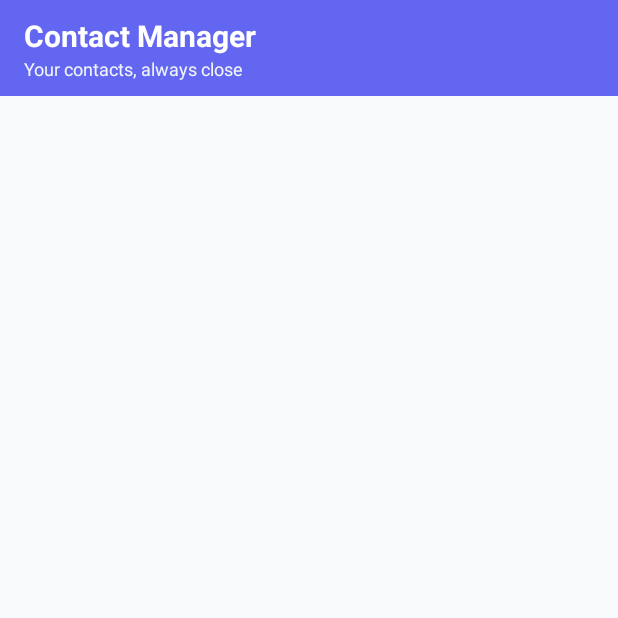
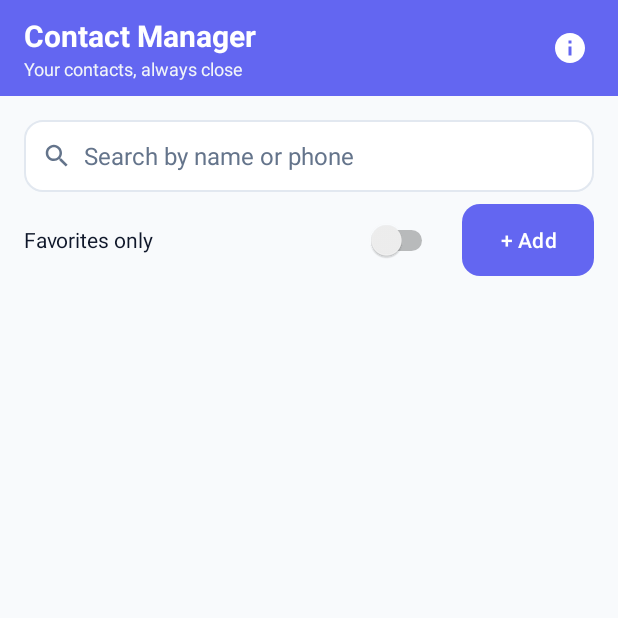
Before and after one commit to ziadshady15/Mobile-Project-26, an Android app: the screen it shows after launch (MainActivity), on a phone screen of 412 x 824 dp, the top half of it. Run offline under Robolectric (Android 15) with nearby library versions, the phone set to English and light mode, and no system bars.

Commit message:
Finished MainActivity xml-drawables-strings

```diff
--- /dev/null
+++ b/app/src/main/res/drawable/bg_input.xml
@@ -0,0 +1,10 @@
+<?xml version="1.0" encoding="utf-8"?>
+<!-- Rounded input field -->
+<shape xmlns:android="http://schemas.android.com/apk/res/android"
+    android:shape="rectangle">
+    <solid android:color="@color/surface" />
+    <stroke
+        android:width="1dp"
+        android:color="@color/divider" />
+    <corners android:radius="@dimen/corner_radius" />
+</shape>
--- /dev/null
+++ b/app/src/main/res/drawable/ic_info.xml
@@ -0,0 +1,11 @@
+<?xml version="1.0" encoding="utf-8"?>
+<!--Details icon-->
+<vector xmlns:android="http://schemas.android.com/apk/res/android"
+    android:width="24dp"
+    android:height="24dp"
+    android:viewportWidth="24"
+    android:viewportHeight="24">
+    <path
+        android:fillColor="@color/white"
+        android:pathData="M12,2C6.48,2 2,6.48 2,12s4.48,10 10,10 10,-4.48 10,-10S17.52,2 12,2zM13,17h-2v-6h2v6zM13,9h-2V7h2v2z" />
+</vector>
--- /dev/null
+++ b/app/src/main/res/drawable/ic_person.xml
@@ -0,0 +1,11 @@
+<?xml version="1.0" encoding="utf-8"?>
+<!-- person icon-->
+<vector xmlns:android="http://schemas.android.com/apk/res/android"
+    android:width="24dp"
+    android:height="24dp"
+    android:viewportWidth="24"
+    android:viewportHeight="24">
+    <path
+        android:fillColor="@color/text_secondary"
+        android:pathData="M12,12c2.21,0 4,-1.79 4,-4s-1.79,-4 -4,-4 -4,1.79 -4,4 1.79,4 4,4zM12,14c-2.67,0 -8,1.34 -8,4v2h16v-2c0,-2.66 -5.33,-4 -8,-4z" />
+</vector>
--- /dev/null
+++ b/app/src/main/res/drawable/ic_search.xml
@@ -0,0 +1,11 @@
+<?xml version="1.0" encoding="utf-8"?>
+<!-- Search icon-->
+<vector xmlns:android="http://schemas.android.com/apk/res/android"
+    android:width="24dp"
+    android:height="24dp"
+    android:viewportWidth="24"
+    android:viewportHeight="24">
+    <path
+        android:fillColor="@color/text_secondary"
+        android:pathData="M15.5,14h-0.79l-0.28,-0.27C15.41,12.59 16,11.11 16,9.5 16,5.91 13.09,3 9.5,3S3,5.91 3,9.5 5.91,16 9.5,16c1.61,0 3.09,-0.59 4.23,-1.57l0.27,0.28v0.79l5,4.99L20.49,19l-4.99,-5zM9.5,14C7.01,14 5,11.99 5,9.5S7.01,5 9.5,5 14,7.01 14,9.5 11.99,14 9.5,14z" />
+</vector>
--- a/app/src/main/res/layout/activity_main.xml
+++ b/app/src/main/res/layout/activity_main.xml
@@ -45,5 +45,135 @@
             android:textColor="@color/surface_variant"
             android:textSize="12sp" />
     </LinearLayout>
+        <ImageButton
+            android:id="@+id/btn_about"
+            android:layout_width="48dp"
+            android:layout_height="48dp"
+            android:background="?attr/selectableItemBackgroundBorderless"
+            android:contentDescription="@string/cd_about"
+            android:src="@drawable/ic_info" />
+    </LinearLayout>
+    <!-- Search bar -->
+    <LinearLayout
+        android:layout_width="match_parent"
+        android:layout_height="48dp"
+        android:layout_marginStart="16dp"
+        android:layout_marginTop="16dp"
+        android:layout_marginEnd="16dp"
+        android:background="@drawable/bg_input"
+        android:gravity="center_vertical"
+        android:orientation="horizontal"
+        android:paddingStart="12dp"
+        android:paddingEnd="12dp">
+
+        <ImageView
+            android:layout_width="20dp"
+            android:layout_height="20dp"
+            android:contentDescription="@string/cd_search"
+            android:src="@drawable/ic_search" />
+
+        <EditText
+            android:id="@+id/et_search"
+            android:layout_width="match_parent"
+            android:layout_height="match_parent"
+            android:layout_marginStart="8dp"
+            android:background="@null"
+            android:hint="@string/hint_search"
+            android:importantForAutofill="no"
+            android:inputType="text"
+            android:maxLines="1"
+            android:textColor="@color/text_primary"
+            android:textColorHint="@color/text_secondary"
+            android:textSize="16sp" />
+    </LinearLayout>
+
+    <!-- Favorites filter and Add button -->
+    <LinearLayout
+        android:layout_width="match_parent"
+        android:layout_height="wrap_content"
+        android:layout_marginStart="16dp"
+        android:layout_marginTop="8dp"
+        android:layout_marginEnd="16dp"
+        android:gravity="center_vertical"
+        android:orientation="horizontal">
+
+        <Switch
+            android:id="@+id/switch_favorites"
+            android:layout_width="0dp"
+            android:layout_height="48dp"
+            android:layout_weight="1"
+            android:switchPadding="8dp"
+            android:text="@string/favorites_only"
+            android:textColor="@color/text_primary"
+            android:textSize="14sp"
+            tools:ignore="UseSwitchCompatOrMaterialXml" />
+
+        <Button
+            android:id="@+id/btn_add"
+            android:layout_width="wrap_content"
+            android:layout_height="48dp"
+            android:layout_marginStart="16dp"
+            android:background="@drawable/bg_button_primary"
+            android:contentDescription="@string/cd_add"
+            android:paddingStart="16dp"
+            android:paddingEnd="16dp"
+            android:text="@string/btn_add"
+            android:textAllCaps="false"
+            android:textColor="@color/white"
+            android:textSize="14sp"
+            app:backgroundTint="@null" />
+    </LinearLayout>
+
+    <!-- List and empty state  -->
+    <FrameLayout
+        android:layout_width="match_parent"
+        android:layout_height="0dp"
+        android:layout_weight="1">
+
+        <ListView
+            android:id="@+id/lst_contacts"
+            android:layout_width="match_parent"
+            android:layout_height="match_parent"
+            android:clipToPadding="false"
+            android:divider="@android:color/transparent"
+            android:dividerHeight="8dp"
+            android:padding="16dp" />
+
+        <LinearLayout
+            android:id="@+id/layout_empty"
+            android:layout_width="match_parent"
+            android:layout_height="match_parent"
+            android:gravity="center"
+            android:orientation="vertical"
+            android:padding="24dp"
+            android:visibility="gone">
+
+            <ImageView
+                android:layout_width="64dp"
+                android:layout_height="64dp"
+                android:importantForAccessibility="no"
+                android:src="@drawable/ic_person" />
+
+            <TextView
+                android:id="@+id/txt_empty_title"
+                android:layout_width="wrap_content"
+                android:layout_height="wrap_content"
+                android:layout_marginTop="16dp"
+                android:text="@string/empty_title"
+                android:textColor="@color/text_primary"
+                android:textSize="18sp"
+                android:textStyle="bold" />
+
+            <TextView
+                android:id="@+id/txt_empty_message"
+                android:layout_width="wrap_content"
+                android:layout_height="wrap_content"
+                android:layout_marginTop="8dp"
+                android:gravity="center"
+                android:text="@string/empty_message"
+                android:textColor="@color/text_secondary"
+                android:textSize="16sp" />
+        </LinearLayout>
+    </FrameLayout>
+
 </LinearLayout>
-</LinearLayout>
--- a/app/src/main/res/values/strings.xml
+++ b/app/src/main/res/values/strings.xml
@@ -36,4 +36,7 @@
     <string name="cd_call">Call contact</string>
     <string name="cd_sms">Send SMS</string>
     <string name="cd_email">Send email</string>
+    <string name="cd_about">About the app</string>
+    <string name="cd_add">Add contact</string>
+    <string name="cd_search">Search</string>
 </resources>
```
